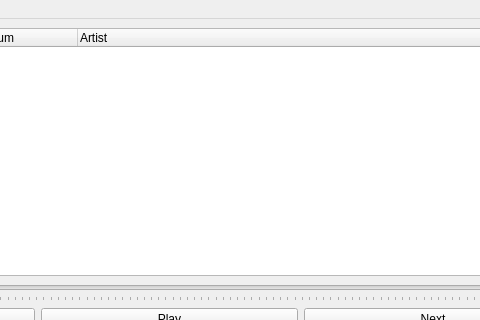
First picture: the form in ui/max.ui, repository twincie/max, before the edit; both pictures show x 232 to 712 and y 0 to 320 of the 803 by 461 pixel window.
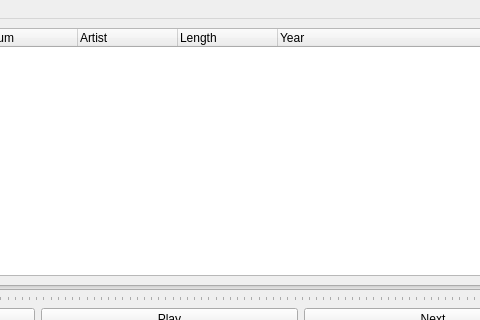
Second picture: the form after the edit.

Commit message: show extra information in the tree

```diff
--- a/ui/max.ui
+++ b/ui/max.ui
@@ -49,6 +49,16 @@
         <string>Artist</string>
        </property>
       </column>
+      <column>
+       <property name="text">
+        <string>Length</string>
+       </property>
+      </column>
+      <column>
+       <property name="text">
+        <string>Year</string>
+       </property>
+      </column>
      </widget>
     </item>
     <item>
```
The commit also changes 1 other file.
